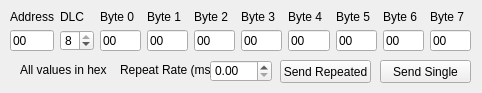
Qt form src/window/RawTxWindow/RawTxWindow.ui (HubertD/cangaroo) before a commit.
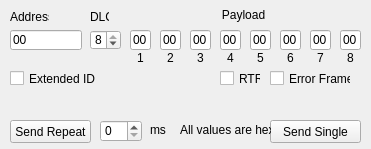
The same form after that commit.

Commit message: Revamp TX window, extended message transmission works properly

Patch:
```diff
--- a/src/window/RawTxWindow/RawTxWindow.ui
+++ b/src/window/RawTxWindow/RawTxWindow.ui
@@ -6,8 +6,8 @@
    <rect>
     <x>0</x>
     <y>0</y>
-    <width>482</width>
-    <height>93</height>
+    <width>371</width>
+    <height>149</height>
    </rect>
   </property>
   <property name="sizePolicy">
@@ -18,227 +18,18 @@
   </property>
   <property name="minimumSize">
    <size>
-    <width>482</width>
+    <width>371</width>
     <height>93</height>
    </size>
   </property>
   <property name="windowTitle">
    <string>Raw Transmit</string>
   </property>
-  <widget class="QWidget" name="gridLayoutWidget">
-   <property name="geometry">
-    <rect>
-     <x>10</x>
-     <y>10</y>
-     <width>461</width>
-     <height>41</height>
-    </rect>
-   </property>
-   <layout class="QGridLayout" name="gridLayout">
-    <item row="1" column="0">
-     <widget class="QLineEdit" name="fieldAddress">
-      <property name="inputMask">
-       <string>hh</string>
-      </property>
-      <property name="text">
-       <string>00</string>
-      </property>
-     </widget>
-    </item>
-    <item row="1" column="5">
-     <widget class="QLineEdit" name="fieldByte3">
-      <property name="inputMask">
-       <string>hh</string>
-      </property>
-      <property name="text">
-       <string>00</string>
-      </property>
-      <property name="maxLength">
-       <number>2</number>
-      </property>
-     </widget>
-    </item>
-    <item row="1" column="4">
-     <widget class="QLineEdit" name="fieldByte2">
-      <property name="inputMask">
-       <string>hh</string>
-      </property>
-      <property name="text">
-       <string>00</string>
-      </property>
-      <property name="maxLength">
-       <number>2</number>
-      </property>
-     </widget>
-    </item>
-    <item row="1" column="2">
-     <widget class="QLineEdit" name="fieldByte0">
-      <property name="inputMask">
-       <string>hh</string>
-      </property>
-      <property name="text">
-       <string>00</string>
-      </property>
-      <property name="maxLength">
-       <number>2</number>
-      </property>
-     </widget>
-    </item>
-    <item row="1" column="8">
-     <widget class="QLineEdit" name="fieldByte6">
-      <property name="inputMask">
-       <string>hh</string>
-      </property>
-      <property name="text">
-       <string>00</string>
-      </property>
-      <property name="maxLength">
-       <number>2</number>
-      </property>
-     </widget>
-    </item>
-    <item row="1" column="6">
-     <widget class="QLineEdit" name="fieldByte4">
-      <property name="inputMask">
-       <string>hh</string>
-      </property>
-      <property name="text">
-       <string>00</string>
-      </property>
-      <property name="maxLength">
-       <number>2</number>
-      </property>
-     </widget>
-    </item>
-    <item row="1" column="3">
-     <widget class="QLineEdit" name="fieldByte1">
-      <property name="inputMask">
-       <string>hh</string>
-      </property>
-      <property name="text">
-       <string>00</string>
-      </property>
-      <property name="maxLength">
-       <number>2</number>
-      </property>
-     </widget>
-    </item>
-    <item row="1" column="7">
-     <widget class="QLineEdit" name="fieldByte5">
-      <property name="inputMask">
-       <string>hh</string>
-      </property>
-      <property name="text">
-       <string>00</string>
-      </property>
-      <property name="maxLength">
-       <number>2</number>
-      </property>
-     </widget>
-    </item>
-    <item row="1" column="9">
-     <widget class="QLineEdit" name="fieldByte7">
-      <property name="inputMask">
-       <string extracomment="Hex Only">hh</string>
-      </property>
-      <property name="text">
-       <string>00</string>
-      </property>
-      <property name="maxLength">
-       <number>2</number>
-      </property>
-     </widget>
-    </item>
-    <item row="0" column="0">
-     <widget class="QLabel" name="label">
-      <property name="text">
-       <string>Address</string>
-      </property>
-     </widget>
-    </item>
-    <item row="0" column="1">
-     <widget class="QLabel" name="label_2">
-      <property name="text">
-       <string>DLC</string>
-      </property>
-     </widget>
-    </item>
-    <item row="0" column="2">
-     <widget class="QLabel" name="label_3">
-      <property name="text">
-       <string>Byte 0</string>
-      </property>
-     </widget>
-    </item>
-    <item row="0" column="3">
-     <widget class="QLabel" name="label_4">
-      <property name="text">
-       <string>Byte 1</string>
-      </property>
-     </widget>
-    </item>
-    <item row="0" column="4">
-     <widget class="QLabel" name="label_5">
-      <property name="text">
-       <string>Byte 2</string>
-      </property>
-     </widget>
-    </item>
-    <item row="0" column="5">
-     <widget class="QLabel" name="label_6">
-      <property name="text">
-       <string>Byte 3</string>
-      </property>
-     </widget>
-    </item>
-    <item row="0" column="6">
-     <widget class="QLabel" name="label_7">
-      <property name="text">
-       <string>Byte 4</string>
-      </property>
-     </widget>
-    </item>
-    <item row="0" column="7">
-     <widget class="QLabel" name="label_8">
-      <property name="text">
-       <string>Byte 5</string>
-      </property>
-     </widget>
-    </item>
-    <item row="0" column="8">
-     <widget class="QLabel" name="label_9">
-      <property name="text">
-       <string>Byte 6</string>
-      </property>
-     </widget>
-    </item>
-    <item row="0" column="9">
-     <widget class="QLabel" name="label_10">
-      <property name="text">
-       <string>Byte 7</string>
-      </property>
-     </widget>
-    </item>
-    <item row="1" column="1">
-     <widget class="QSpinBox" name="fieldDLC">
-      <property name="minimum">
-       <number>0</number>
-      </property>
-      <property name="maximum">
-       <number>8</number>
-      </property>
-      <property name="value">
-       <number>8</number>
-      </property>
-     </widget>
-    </item>
-   </layout>
-  </widget>
   <widget class="QPushButton" name="singleSendButton">
    <property name="geometry">
     <rect>
-     <x>380</x>
-     <y>60</y>
+     <x>270</x>
+     <y>120</y>
      <width>91</width>
      <height>23</height>
     </rect>
@@ -250,53 +41,452 @@
   <widget class="QPushButton" name="pushButton_2">
    <property name="geometry">
     <rect>
-     <x>280</x>
-     <y>60</y>
-     <width>91</width>
+     <x>10</x>
+     <y>120</y>
+     <width>81</width>
      <height>23</height>
     </rect>
    </property>
    <property name="text">
-    <string>Send Repeated</string>
+    <string>Send Repeat</string>
    </property>
    <property name="checkable">
     <bool>true</bool>
    </property>
   </widget>
-  <widget class="QDoubleSpinBox" name="doubleSpinBox">
-   <property name="geometry">
-    <rect>
-     <x>210</x>
-     <y>60</y>
-     <width>62</width>
-     <height>22</height>
-    </rect>
-   </property>
-  </widget>
   <widget class="QLabel" name="label_11">
    <property name="geometry">
     <rect>
-     <x>120</x>
-     <y>60</y>
-     <width>91</width>
+     <x>150</x>
+     <y>120</y>
+     <width>21</width>
      <height>20</height>
     </rect>
    </property>
    <property name="text">
-    <string>Repeat Rate (ms):</string>
+    <string>ms</string>
    </property>
   </widget>
   <widget class="QLabel" name="label_12">
    <property name="geometry">
     <rect>
-     <x>20</x>
-     <y>60</y>
-     <width>101</width>
+     <x>180</x>
+     <y>120</y>
+     <width>91</width>
      <height>20</height>
     </rect>
    </property>
    <property name="text">
-    <string>All values in hex</string>
+    <string>All values are hex</string>
+   </property>
+   <property name="textFormat">
+    <enum>Qt::PlainText</enum>
+   </property>
+  </widget>
+  <widget class="QLineEdit" name="fieldAddress">
+   <property name="geometry">
+    <rect>
+     <x>10</x>
+     <y>30</y>
+     <width>72</width>
+     <height>20</height>
+    </rect>
+   </property>
+   <property name="inputMask">
+    <string>hhhhhhhh</string>
+   </property>
+   <property name="text">
+    <string>00</string>
+   </property>
+  </widget>
+  <widget class="QLabel" name="label">
+   <property name="geometry">
+    <rect>
+     <x>10</x>
+     <y>10</y>
+     <width>39</width>
+     <height>13</height>
+    </rect>
+   </property>
+   <property name="text">
+    <string>Address</string>
+   </property>
+  </widget>
+  <widget class="QSpinBox" name="fieldDLC">
+   <property name="geometry">
+    <rect>
+     <x>90</x>
+     <y>30</y>
+     <width>31</width>
+     <height>20</height>
+    </rect>
+   </property>
+   <property name="minimum">
+    <number>0</number>
+   </property>
+   <property name="maximum">
+    <number>8</number>
+   </property>
+   <property name="value">
+    <number>8</number>
+   </property>
+  </widget>
+  <widget class="QLabel" name="label_2">
+   <property name="geometry">
+    <rect>
+     <x>90</x>
+     <y>10</y>
+     <width>19</width>
+     <height>13</height>
+    </rect>
+   </property>
+   <property name="text">
+    <string>DLC</string>
+   </property>
+  </widget>
+  <widget class="QLineEdit" name="fieldByte0">
+   <property name="geometry">
+    <rect>
+     <x>130</x>
+     <y>30</y>
+     <width>21</width>
+     <height>20</height>
+    </rect>
+   </property>
+   <property name="inputMask">
+    <string>hh</string>
+   </property>
+   <property name="text">
+    <string>00</string>
+   </property>
+   <property name="maxLength">
+    <number>2</number>
+   </property>
+  </widget>
+  <widget class="QLabel" name="label_3">
+   <property name="geometry">
+    <rect>
+     <x>130</x>
+     <y>50</y>
+     <width>21</width>
+     <height>16</height>
+    </rect>
+   </property>
+   <property name="text">
+    <string>1</string>
+   </property>
+   <property name="alignment">
+    <set>Qt::AlignCenter</set>
+   </property>
+  </widget>
+  <widget class="QLabel" name="label_4">
+   <property name="geometry">
+    <rect>
+     <x>128</x>
+     <y>-1</y>
+     <width>231</width>
+     <height>31</height>
+    </rect>
+   </property>
+   <property name="text">
+    <string>Payload</string>
+   </property>
+   <property name="alignment">
+    <set>Qt::AlignCenter</set>
+   </property>
+  </widget>
+  <widget class="QLineEdit" name="fieldByte1">
+   <property name="geometry">
+    <rect>
+     <x>160</x>
+     <y>30</y>
+     <width>21</width>
+     <height>20</height>
+    </rect>
+   </property>
+   <property name="inputMask">
+    <string>hh</string>
+   </property>
+   <property name="text">
+    <string>00</string>
+   </property>
+   <property name="maxLength">
+    <number>2</number>
+   </property>
+  </widget>
+  <widget class="QLineEdit" name="fieldByte2">
+   <property name="geometry">
+    <rect>
+     <x>190</x>
+     <y>30</y>
+     <width>21</width>
+     <height>20</height>
+    </rect>
+   </property>
+   <property name="inputMask">
+    <string>hh</string>
+   </property>
+   <property name="text">
+    <string>00</string>
+   </property>
+   <property name="maxLength">
+    <number>2</number>
+   </property>
+  </widget>
+  <widget class="QLineEdit" name="fieldByte3">
+   <property name="geometry">
+    <rect>
+     <x>220</x>
+     <y>30</y>
+     <width>21</width>
+     <height>20</height>
+    </rect>
+   </property>
+   <property name="inputMask">
+    <string>hh</string>
+   </property>
+   <property name="text">
+    <string>00</string>
+   </property>
+   <property name="maxLength">
+    <number>2</number>
+   </property>
+  </widget>
+  <widget class="QLineEdit" name="fieldByte4">
+   <property name="geometry">
+    <rect>
+     <x>250</x>
+     <y>30</y>
+     <width>21</width>
+     <height>20</height>
+    </rect>
+   </property>
+   <property name="inputMask">
+    <string>hh</string>
+   </property>
+   <property name="text">
+    <string>00</string>
+   </property>
+   <property name="maxLength">
+    <number>2</number>
+   </property>
+  </widget>
+  <widget class="QLineEdit" name="fieldByte5">
+   <property name="geometry">
+    <rect>
+     <x>280</x>
+     <y>30</y>
+     <width>21</width>
+     <height>20</height>
+    </rect>
+   </property>
+   <property name="inputMask">
+    <string>hh</string>
+   </property>
+   <property name="text">
+    <string>00</string>
+   </property>
+   <property name="maxLength">
+    <number>2</number>
+   </property>
+  </widget>
+  <widget class="QLineEdit" name="fieldByte6">
+   <property name="geometry">
+    <rect>
+     <x>310</x>
+     <y>30</y>
+     <width>21</width>
+     <height>20</height>
+    </rect>
+   </property>
+   <property name="inputMask">
+    <string>hh</string>
+   </property>
+   <property name="text">
+    <string>00</string>
+   </property>
+   <property name="maxLength">
+    <number>2</number>
+   </property>
+  </widget>
+  <widget class="QLineEdit" name="fieldByte7">
+   <property name="geometry">
+    <rect>
+     <x>340</x>
+     <y>30</y>
+     <width>21</width>
+     <height>20</height>
+    </rect>
+   </property>
+   <property name="inputMask">
+    <string extracomment="Hex Only">hh</string>
+   </property>
+   <property name="text">
+    <string>00</string>
+   </property>
+   <property name="maxLength">
+    <number>2</number>
+   </property>
+  </widget>
+  <widget class="QLabel" name="label_8">
+   <property name="geometry">
+    <rect>
+     <x>160</x>
+     <y>50</y>
+     <width>21</width>
+     <height>16</height>
+    </rect>
+   </property>
+   <property name="text">
+    <string>2</string>
+   </property>
+   <property name="alignment">
+    <set>Qt::AlignCenter</set>
+   </property>
+  </widget>
+  <widget class="QLabel" name="label_10">
+   <property name="geometry">
+    <rect>
+     <x>190</x>
+     <y>50</y>
+     <width>21</width>
+     <height>16</height>
+    </rect>
+   </property>
+   <property name="text">
+    <string>3</string>
+   </property>
+   <property name="alignment">
+    <set>Qt::AlignCenter</set>
+   </property>
+  </widget>
+  <widget class="QLabel" name="label_13">
+   <property name="geometry">
+    <rect>
+     <x>220</x>
+     <y>50</y>
+     <width>21</width>
+     <height>16</height>
+    </rect>
+   </property>
+   <property name="text">
+    <string>4</string>
+   </property>
+   <property name="alignment">
+    <set>Qt::AlignCenter</set>
+   </property>
+  </widget>
+  <widget class="QLabel" name="label_14">
+   <property name="geometry">
+    <rect>
+     <x>250</x>
+     <y>50</y>
+     <width>21</width>
+     <height>16</height>
+    </rect>
+   </property>
+   <property name="text">
+    <string>5</string>
+   </property>
+   <property name="alignment">
+    <set>Qt::AlignCenter</set>
+   </property>
+  </widget>
+  <widget class="QLabel" name="label_15">
+   <property name="geometry">
+    <rect>
+     <x>280</x>
+     <y>50</y>
+     <width>21</width>
+     <height>16</height>
+    </rect>
+   </property>
+   <property name="text">
+    <string>6</string>
+   </property>
+   <property name="alignment">
+    <set>Qt::AlignCenter</set>
+   </property>
+  </widget>
+  <widget class="QLabel" name="label_16">
+   <property name="geometry">
+    <rect>
+     <x>310</x>
+     <y>50</y>
+     <width>21</width>
+     <height>16</height>
+    </rect>
+   </property>
+   <property name="text">
+    <string>7</string>
+   </property>
+   <property name="alignment">
+    <set>Qt::AlignCenter</set>
+   </property>
+  </widget>
+  <widget class="QLabel" name="label_17">
+   <property name="geometry">
+    <rect>
+     <x>340</x>
+     <y>50</y>
+     <width>21</width>
+     <height>16</height>
+    </rect>
+   </property>
+   <property name="text">
+    <string>8</string>
+   </property>
+   <property name="alignment">
+    <set>Qt::AlignCenter</set>
+   </property>
+  </widget>
+  <widget class="QSpinBox" name="spinBox_RepeatRate">
+   <property name="geometry">
+    <rect>
+     <x>100</x>
+     <y>120</y>
+     <width>42</width>
+     <height>22</height>
+    </rect>
+   </property>
+  </widget>
+  <widget class="QCheckBox" name="checkBox_IsRTR">
+   <property name="geometry">
+    <rect>
+     <x>220</x>
+     <y>70</y>
+     <width>41</width>
+     <height>17</height>
+    </rect>
+   </property>
+   <property name="text">
+    <string>RTR</string>
+   </property>
+  </widget>
+  <widget class="QCheckBox" name="checkBox_IsExtended">
+   <property name="geometry">
+    <rect>
+     <x>10</x>
+     <y>70</y>
+     <width>91</width>
+     <height>17</height>
+    </rect>
+   </property>
+   <property name="text">
+    <string>Extended ID</string>
+   </property>
+  </widget>
+  <widget class="QCheckBox" name="checkBox_IsErrorFrame">
+   <property name="geometry">
+    <rect>
+     <x>270</x>
+     <y>70</y>
+     <width>81</width>
+     <height>17</height>
+    </rect>
+   </property>
+   <property name="text">
+    <string>Error Frame</string>
    </property>
   </widget>
  </widget>
```
The commit also changes 1 other file.
